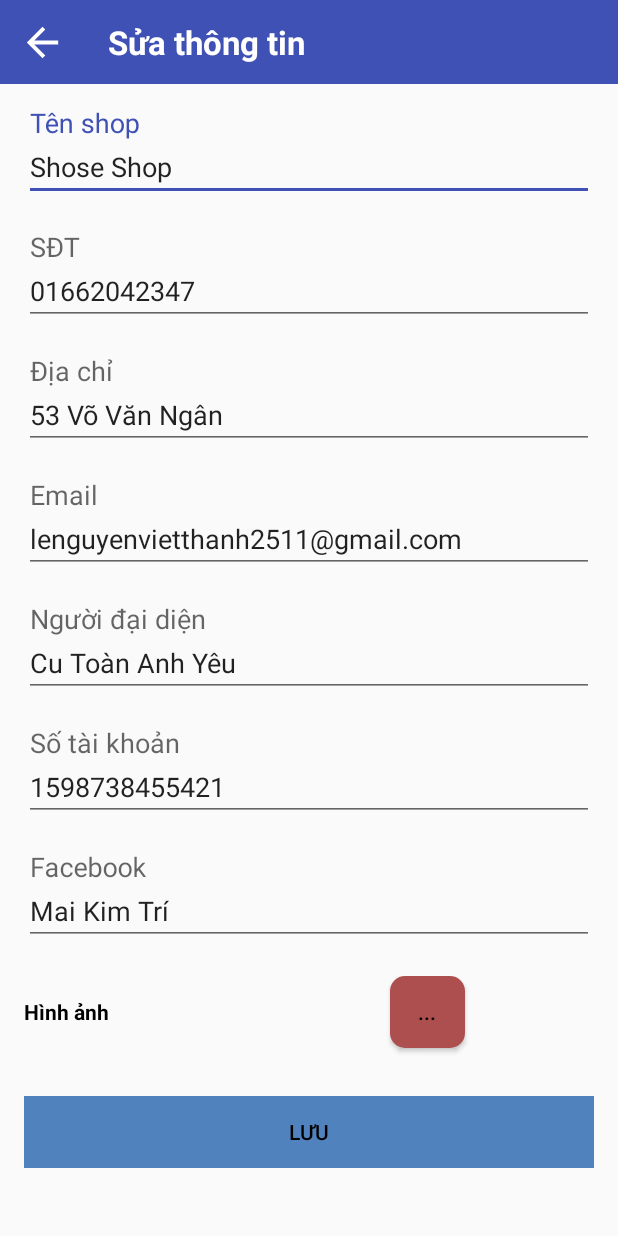
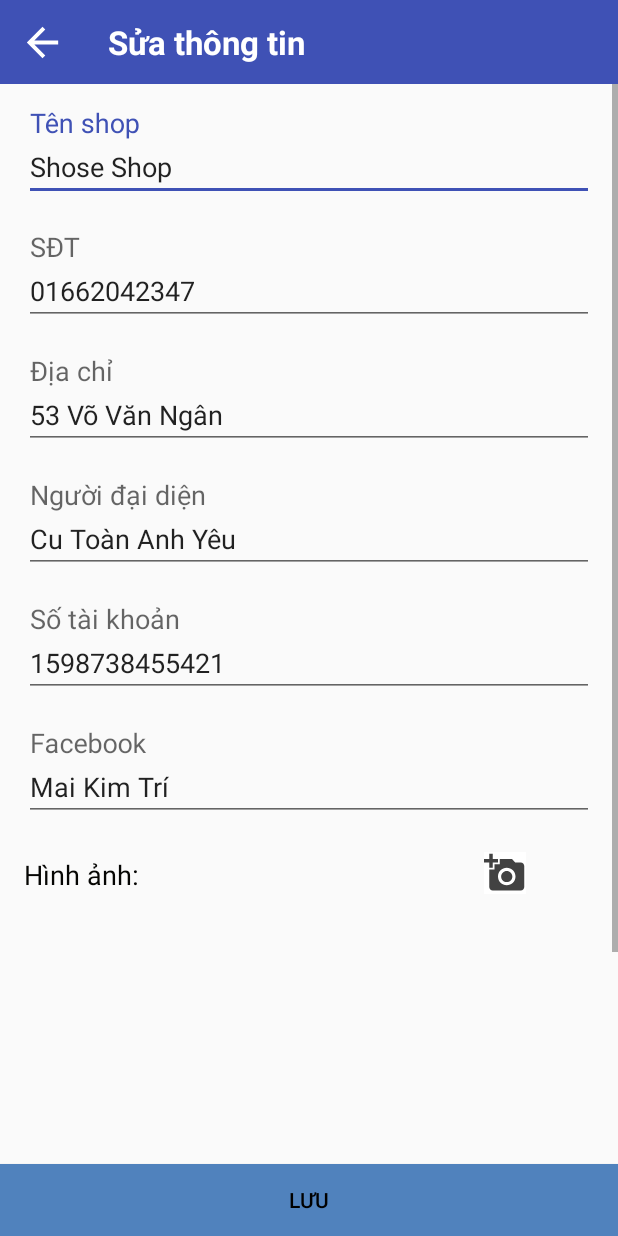
Before and after one commit to khanhkk/ShoesShopProject, an Android app: the EdittingShopInformation screen opened directly, with no data from a screen before it, on a phone screen of 412 x 824 dp. Run offline under Robolectric (Android 15) with nearby library versions, the phone set to English and light mode, and no system bars; our stand-ins replace Firebase (no records; nobody signed in at launch, a user with empty details on screens opened directly).

Commit message:
shop
shop

```diff
--- a/Project/ShoesShopProject/app/src/main/java/tdc/edu/vn/shoesshop/Thanh/EdittingShopInformation.java
+++ b/Project/ShoesShopProject/app/src/main/java/tdc/edu/vn/shoesshop/Thanh/EdittingShopInformation.java
@@ -18,11 +18,23 @@ import android.view.View;
 import android.widget.Button;
 import android.widget.ImageButton;
 import android.widget.ImageView;
+import android.widget.TextView;
 import android.widget.Toast;
 
+import com.bumptech.glide.Glide;
+import com.google.firebase.auth.FirebaseAuth;
+import com.google.firebase.auth.FirebaseUser;
+import com.google.firebase.database.DataSnapshot;
+import com.google.firebase.database.DatabaseError;
+import com.google.firebase.database.DatabaseReference;
+import com.google.firebase.database.FirebaseDatabase;
+import com.google.firebase.database.ValueEventListener;
+
 import java.io.FileNotFoundException;
+import java.io.IOException;
 
 import Controls.General;
+import Models.Shop;
 import tdc.edu.vn.shoesshop.Bao.MainInfoShop;
 import tdc.edu.vn.shoesshop.R;
 
@@ -32,32 +44,51 @@ public class EdittingShopInformation extends AppCompatActivity {
     ImageButton btn_chooseImg,btn_takeaphoto;
     final int CROP_PIC = 2;
     private Uri picUri;
-    private Button btn_getimage;
+    private ImageButton btn_getimage;
     private Button btnSave;
     Intent intent;
-
+    String img;
     private TextInputLayout textInputTen;
     private TextInputLayout textInputNguoidaidien;
     private TextInputLayout textInputSdt;
     private TextInputLayout textInputDiachi;
-    private TextInputLayout textInputEmail;
     private TextInputLayout textInputFacebook;
     private TextInputLayout textInputSotaikhoan;
 
+
+    private TextView txt_ten;
+    private TextView txt_nguoidd;
+    private TextView txt_fb;
+    private TextView txt_sotk;
+    private TextView txt_sdt;
+    private TextView txt_diachi;
+
+
     ImageView img_ava_patient;
+
+    FirebaseUser user = FirebaseAuth.getInstance().getCurrentUser();
+    DatabaseReference database = FirebaseDatabase.getInstance().getReference();
     @SuppressLint("WrongViewCast")
     @Nullable
     protected void onCreate(Bundle savedInstanceState) {
         super.onCreate(savedInstanceState);
         setContentView(R.layout.editting_shop_information_activity);
 
-        textInputEmail = findViewById(R.id.email);
         textInputTen = findViewById(R.id.ten_shop);
         textInputSdt = findViewById(R.id.sdt);
         textInputDiachi = findViewById(R.id.dia_chi);
         textInputNguoidaidien = findViewById(R.id.nguoidaidien_shop);
         textInputSotaikhoan = findViewById(R.id.sotaikhoan);
         textInputFacebook = findViewById(R.id.facebook);
+
+        txt_ten = (TextView) findViewById(R.id.tname);
+        txt_nguoidd = (TextView) findViewById(R.id.tndd);
+        txt_fb = (TextView) findViewById(R.id.tfb);
+        txt_sotk = (TextView) findViewById(R.id.tsotk);
+        txt_sdt = (TextView) findViewById(R.id.tphone);
+        txt_diachi = (TextView) findViewById(R.id.tdiachi);
+
+
 
         Toolbar mToolbar = (Toolbar) findViewById(R.id.toolbar);
         mToolbar.setTitle("");
@@ -73,6 +104,7 @@ public class EdittingShopInformation extends AppCompatActivity {
                 startActivity(intent);
             }
         });
+        pullData();
 
         dialog = new Dialog(this);
         dialog.setContentView(R.layout.dialog);
@@ -98,7 +130,7 @@ public class EdittingShopInformation extends AppCompatActivity {
         });
 
         img_ava_patient = (ImageView) findViewById(R.id.imgView_info);
-        btn_getimage = (Button) findViewById(R.id.btn_infor);
+        btn_getimage = (ImageButton) findViewById(R.id.btn_infor);
 
         btn_getimage.setOnClickListener(new View.OnClickListener() {
             @Override
@@ -108,6 +140,7 @@ public class EdittingShopInformation extends AppCompatActivity {
                 dialog.show();
             }
         });
+
 
     }
     private boolean validateHoten() {
@@ -152,24 +185,7 @@ public class EdittingShopInformation extends AppCompatActivity {
             return true;
         }
     }
-    private boolean validateEmail() {
-        String emailInput = textInputEmail.getEditText().getText().toString().trim();
-        if (emailInput.isEmpty()) {
-            textInputEmail.setError("Không thể để trống");
-            return false;
-        } else {
-            if(!emailInput.matches("[a-zA-Z0-9._-]+@[a-z]+.[a-z]+"))
-            {
-                textInputEmail.setError("Email không đúng !");
-                return false;
-            }else
-            {
-                textInputEmail.setError(null);
-                return true;
-            }
 
-        }
-    }
 
     private boolean validateNguoiDD() {
         String inputNguoiDD = textInputNguoidaidien.getEditText().getText().toString().trim();
@@ -218,25 +234,11 @@ public class EdittingShopInformation extends AppCompatActivity {
 
 
     public void confirmInput(View v) {
-        if ( !validateHoten() | !validateSdt() | !validateDiachi()| !validateEmail()| !validateNguoiDD() | !validateSotaikhoan() | !validateFacebook() ) {
+        if ( !validateHoten() | !validateSdt() | !validateDiachi()| !validateNguoiDD() | !validateSotaikhoan() | !validateFacebook() ) {
             return;
         }
 
-        String input =  "Họ Tên: " + textInputTen.getEditText().getText().toString();
-        input += "\n";
-        input += "Sdt: " + textInputSdt.getEditText().getText().toString();
-        input += "\n";
-        input =  "Địa chỉ: " + textInputDiachi.getEditText().getText().toString();
-        input += "\n";
-        input += "Email: " + textInputEmail.getEditText().getText().toString();
-        input += "\n";
-        input += "Người đại diện: " + textInputNguoidaidien.getEditText().getText().toString();
-        input += "\n";
-        input += "Số tài khoản: " + textInputSotaikhoan.getEditText().getText().toString();
-        input += "\n";
-        input += "Facebook: " + textInputFacebook.getEditText().getText().toString();
-        Toast.makeText(this, input, Toast.LENGTH_LONG).show();
-
+        updateShop();
         Intent intent = new Intent(EdittingShopInformation.this,MainInfoShop.class);
         startActivity(intent);
     }
@@ -267,7 +269,7 @@ public class EdittingShopInformation extends AppCompatActivity {
         if(resultCode == RESULT_OK && requestCode == CAM_REQUEST) {
             if(requestCode == CAM_REQUEST){
                 Bitmap thumbnail = (Bitmap) data.getExtras().get("data");
-
+                img = General.encodeBitmap(thumbnail);
                 //  picUri = data.getData();
 
                 img_ava_patient.setImageBitmap(thumbnail);
@@ -283,14 +285,67 @@ public class EdittingShopInformation extends AppCompatActivity {
             try {
                 Context applicationContext = dialog.getContext();
                 bitmap = BitmapFactory.decodeStream( applicationContext.getContentResolver().openInputStream(picUri));
+
                 img_ava_patient.setImageBitmap(bitmap);
-
+                img = General.encodeBitmap(bitmap);
                 dialog.dismiss();
             } catch (FileNotFoundException e) {
                 e.printStackTrace();
             }
         }
     }
+    public void pullData() {
+        database.child("Shops").child(user.getUid()).addListenerForSingleValueEvent(new ValueEventListener() {
+            @Override
+            public void onDataChange(DataSnapshot dataSnapshot) {
 
+                Shop shop = dataSnapshot.getValue(Shop.class);
+                if(shop != null)
+                {
+                    txt_ten.setText(shop.getName());
+                    txt_nguoidd.setText(shop.getNguoidaidien());
+                    txt_sdt.setText(shop.getPhone());
+                    txt_fb.setText(shop.getFb());
+                    txt_sotk.setText(shop.getBankAccount());
+                    txt_diachi.setText(shop.getAddress());
+
+                    if(shop.getImage() != null)
+                    {
+                        try {
+                            Bitmap bitmap = General.decodeFromFirebaseBase64(shop.getImage());
+                            Glide.with(EdittingShopInformation.this).load(bitmap).into(img_ava_patient);
+                        } catch (IOException e) {
+                            e.printStackTrace();
+                        }
+                    }
+                }
+            }
+            @Override
+            public void onCancelled(DatabaseError databaseError) {
+
+            }
+        });
+    }
+    public void updateShop()
+    {
+        database.child("Shops").child(user.getUid()).addValueEventListener(new ValueEventListener() {
+            @Override
+            public void onDataChange(DataSnapshot dataSnapshot) {
+                Shop shop = dataSnapshot.getValue(Shop.class);
+                dataSnapshot.getRef().child("name").setValue(txt_ten.getText().toString());
+                dataSnapshot.getRef().child("phone").setValue(txt_sdt.getText().toString());
+                dataSnapshot.getRef().child("address").setValue(txt_diachi.getText().toString());
+                dataSnapshot.getRef().child("bankAccount").setValue(txt_sotk.getText().toString());
+                dataSnapshot.getRef().child("nguoidaidien").setValue(txt_nguoidd.getText().toString());
+                dataSnapshot.getRef().child("fb").setValue(txt_fb.getText().toString());
+                dataSnapshot.getRef().child("image").setValue(img.toString());
+            }
+
+            @Override
+            public void onCancelled(DatabaseError databaseError) {
+
+            }
+        });
+    }
 
 }
--- a/Project/ShoesShopProject/app/src/main/res/layout/editting_shop_information_activity.xml
+++ b/Project/ShoesShopProject/app/src/main/res/layout/editting_shop_information_activity.xml
@@ -49,6 +49,7 @@
                     app:hintTextAppearance="@style/TextLabel">
 
                     <android.support.design.widget.TextInputEditText
+                        android:id="@+id/tname"
                         android:layout_width="match_parent"
                         android:layout_height="wrap_content"
                         android:hint="Tên shop"
@@ -66,6 +67,7 @@
                     app:hintTextAppearance="@style/TextLabel">
 
                     <android.support.design.widget.TextInputEditText
+                        android:id="@+id/tphone"
                         android:layout_width="match_parent"
                         android:layout_height="wrap_content"
                         android:hint="SĐT"
@@ -83,6 +85,7 @@
                     app:hintTextAppearance="@style/TextLabel">
 
                     <android.support.design.widget.TextInputEditText
+                        android:id="@+id/tdiachi"
                         android:layout_width="match_parent"
                         android:layout_height="wrap_content"
                         android:text="53 Võ Văn Ngân"
@@ -91,21 +94,6 @@
 
                 </android.support.design.widget.TextInputLayout>
 
-                <android.support.design.widget.TextInputLayout
-                    android:id="@+id/email"
-                    android:layout_width="match_parent"
-                    android:layout_height="wrap_content"
-                    android:minHeight="30dp"
-                    app:errorEnabled="true"
-                    app:hintTextAppearance="@style/TextLabel">
-
-                    <android.support.design.widget.TextInputEditText
-                        android:layout_width="match_parent"
-                        android:layout_height="wrap_content"
-                        android:hint="Email"
-                        android:text="lenguyenvietthanh2511@gmail.com"
-                        android:inputType="textEmailAddress" />
-                </android.support.design.widget.TextInputLayout>
 
                 <android.support.design.widget.TextInputLayout
                     android:id="@+id/nguoidaidien_shop"
@@ -116,6 +104,7 @@
                     app:hintTextAppearance="@style/TextLabel">
 
                     <android.support.design.widget.TextInputEditText
+                        android:id="@+id/tndd"
                         android:layout_width="match_parent"
                         android:layout_height="wrap_content"
                         android:hint="Người đại diện"
@@ -132,6 +121,7 @@
                     app:hintTextAppearance="@style/TextLabel">
 
                     <android.support.design.widget.TextInputEditText
+                        android:id="@+id/tsotk"
                         android:layout_width="match_parent"
                         android:layout_height="wrap_content"
                         android:hint="Số tài khoản"
@@ -148,6 +138,7 @@
                     app:hintTextAppearance="@style/TextLabel">
 
                     <android.support.design.widget.TextInputEditText
+                        android:id="@+id/tfb"
                         android:layout_width="match_parent"
                         android:layout_height="wrap_content"
                         android:hint="Facebook"
@@ -157,52 +148,48 @@
 
                 <LinearLayout
                     android:layout_width="match_parent"
-                    android:layout_height="0dp"
-                    android:layout_weight="2"
-                    android:orientation="horizontal">
+                    android:layout_height="wrap_content">
 
                     <TextView
                         android:layout_width="wrap_content"
-                        android:layout_height="wrap_content"
-                        android:text="Hình ảnh"
-                        android:textColor="#000"
-                        android:textStyle="bold" />
+                        android:layout_height="30dp"
+                        android:gravity="center_vertical"
+                        android:text="Hình ảnh:"
+                        android:textColor="#050503"
+                        android:textSize="18sp" />
 
                     <ImageView
                         android:id="@+id/imgView_info"
-                        android:layout_width="132dp"
-                        android:layout_height="80dp"
-                        android:layout_marginLeft="50dp"
-                        android:scaleType="fitXY" />
+                        android:layout_width="180dp"
+                        android:layout_height="180dp"
+                        android:layout_marginLeft="50dp" />
 
-                    <Button
+                    <ImageButton
                         android:id="@+id/btn_infor"
-                        android:layout_width="50dp"
+                        android:layout_width="wrap_content"
                         android:layout_height="wrap_content"
-                        android:layout_marginLeft="5dp"
-                        android:background="@drawable/button2_style"
-                        android:text="..."
-                        android:textAlignment="center"
-                        android:textColor="#000" />
+                        android:background="#ffff"
+                        android:src="@drawable/ic_add_a_photo_black_24dp">
+
+                    </ImageButton>
                 </LinearLayout>
-
+            </LinearLayout>
+        </ScrollView>
+    </LinearLayout>
     <LinearLayout
         android:layout_width="match_parent"
         android:layout_height="0dp"
-                    android:layout_weight="1"
-                    android:gravity="bottom">
-
+        android:gravity="bottom"
+        android:layout_weight="1">
         <Button
             android:id="@+id/btnLuu"
             android:layout_width="match_parent"
             android:layout_height="wrap_content"
-                        android:layout_gravity="bottom"
+            android:textColor="#000"
             android:background="#5082bd"
             android:text="Lưu"
             android:onClick="confirmInput"
-                        android:textColor="#000" />
+            android:layout_gravity="bottom"/>
+
     </LinearLayout>
 </LinearLayout>
-        </ScrollView>
-    </LinearLayout>
-</LinearLayout>
```
Also changed, not shown: Project/ShoesShopProject/app/src/main/java/Models/Shop.java (+17 -40 lines), Project/ShoesShopProject/app/src/main/java/tdc/edu/vn/shoesshop/Bao/MainInfoShop.java (+27 -12 lines), Project/ShoesShopProject/app/src/main/res/layout/info_shop.xml (+8 -4 lines). Lines whose indentation alone changed are shown as unchanged.
